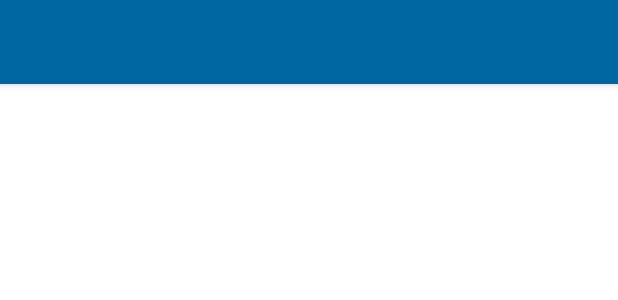
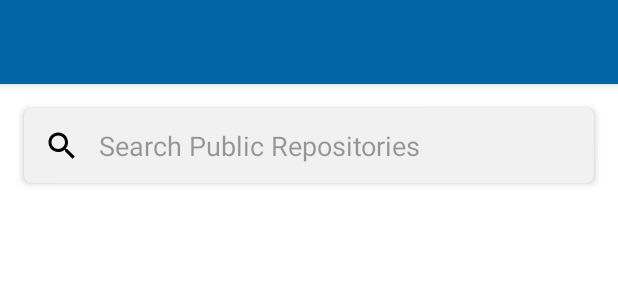
Before and after one commit to AhmetKazzaz/githubrepos, an Android app: the layout activity_main.xml on its own in the app's theme, with its tools: preview values and no code run, on a phone screen of 412 x 824 dp. Shown: the top 300 px of the screen. Run offline under Robolectric (Android 15) with nearby library versions, the phone set to English and light mode, and no system bars.

```diff
--- a/app/src/main/AndroidManifest.xml
+++ b/app/src/main/AndroidManifest.xml
@@ -21,7 +21,7 @@
             android:screenOrientation="portrait"
             android:theme="@style/BaseTheme.NoActionBar" />
         <activity
-            android:name=".ui.GithubMainActivity"
+            android:name=".ui.githubmain.GithubMainActivity"
             android:screenOrientation="portrait"
             android:theme="@style/BaseTheme.NoActionBar">
             <intent-filter>
--- a/app/src/main/java/com/example/androidtask/model/ui/UserInfoBaseItem.java
+++ /dev/null
@@ -1,5 +0,0 @@
-package com.example.androidtask.model.ui;
-
-public abstract class UserInfoBaseItem {
-    public abstract UserInfoItemType type();
-}
--- a/app/src/main/java/com/example/androidtask/mvp/BaseViewInterface.java
+++ b/app/src/main/java/com/example/androidtask/mvp/BaseViewInterface.java
@@ -1,4 +1,4 @@
 package com.example.androidtask.mvp;
 
-public class BaseViewInterface {
+public interface BaseViewInterface {
 }
--- a/app/src/main/res/layout/activity_main.xml
+++ b/app/src/main/res/layout/activity_main.xml
@@ -1,27 +1,81 @@
 <?xml version="1.0" encoding="utf-8"?>
 <RelativeLayout xmlns:android="http://schemas.android.com/apk/res/android"
+    xmlns:app="http://schemas.android.com/apk/res-auto"
     xmlns:tools="http://schemas.android.com/tools"
     android:layout_width="match_parent"
     android:layout_height="match_parent"
     android:background="@color/white"
     android:orientation="vertical"
-    tools:context=".ui.GithubMainActivity">
+    tools:context=".ui.githubmain.GithubMainActivity">
 
     <com.google.android.material.appbar.AppBarLayout
         android:id="@+id/app_bar_layout"
         android:layout_width="match_parent"
         android:layout_height="wrap_content"
+        android:layout_alignParentTop="true"
         android:theme="@style/AppTheme.AppBarOverlay">
 
         <include layout="@layout/toolbar" />
 
     </com.google.android.material.appbar.AppBarLayout>
 
-    <FrameLayout
-        android:id="@+id/contentFragment"
+    <androidx.recyclerview.widget.RecyclerView
+        android:id="@+id/rvRepos"
         android:layout_width="match_parent"
         android:layout_height="match_parent"
-        android:layout_below="@id/app_bar_layout" />
+        android:layout_below="@id/app_bar_layout"
+        android:clipToPadding="false"
+        android:paddingTop="70dp">
+
+    </androidx.recyclerview.widget.RecyclerView>
+
+    <androidx.cardview.widget.CardView
+        android:id="@+id/searchBar"
+        android:layout_width="match_parent"
+        android:layout_height="wrap_content"
+        android:layout_below="@id/app_bar_layout"
+        android:layout_gravity="center"
+        android:layout_margin="16dp"
+        android:theme="@style/ThemeOverlay.AppCompat.Light"
+        app:cardBackgroundColor="@color/greyLoading"
+        app:cardCornerRadius="5dp"
+        app:cardElevation="3dp"
+        app:layout_collapseMode="pin">
+
+        <LinearLayout
+            android:layout_width="match_parent"
+            android:layout_height="match_parent"
+            android:orientation="horizontal">
+
+            <ImageButton
+                android:id="@+id/ibSearch"
+                android:layout_width="50dp"
+                android:layout_height="50dp"
+                android:background="?android:attr/selectableItemBackground"
+                android:clickable="true"
+                android:focusable="true"
+                android:src="@drawable/ic_search"
+                android:tint="@color/black" />
+
+            <EditText
+                android:id="@+id/etSearch"
+                android:layout_width="0dp"
+                android:layout_height="match_parent"
+                android:layout_weight="1"
+                android:background="@android:color/transparent"
+                android:hint="@string/SEARCH_REPOS"
+                android:imeOptions="actionSearch"
+                android:inputType="text"
+                android:maxLines="1"
+                android:singleLine="true">
+
+                <requestFocus />
+
+            </EditText>
 
 
+        </LinearLayout>
+
+    </androidx.cardview.widget.CardView>
+
 </RelativeLayout>
```
Also changed, not shown: app/src/main/java/com/example/androidtask/model/ui/UserDetailsRepoItem.java (deleted, +0 -19 lines), app/src/main/java/com/example/androidtask/model/ui/UserInfoDetailsItem.java (deleted, +0 -17 lines), app/src/main/java/com/example/androidtask/model/ui/UserInfoItemType.java (deleted, +0 -30 lines), app/src/main/java/com/example/androidtask/ui/BaseActivity.java (+0 -8 lines), app/src/main/java/com/example/androidtask/ui/GithubMainActivity.java (deleted, +0 -34 lines), app/src/main/java/com/example/androidtask/ui/githubmain/GithubMainActivity.java (renamed from app/src/main/java/com/example/androidtask/fragments/GithubReposListFragment.java, +55 -57 lines), app/src/main/java/com/example/androidtask/ui/githubmain/GithubMainInterface.java (added, +17 -0 lines), app/src/main/java/com/example/androidtask/ui/githubmain/GithubMainPresenter.java (added, +39 -0 lines), 1 other file.
